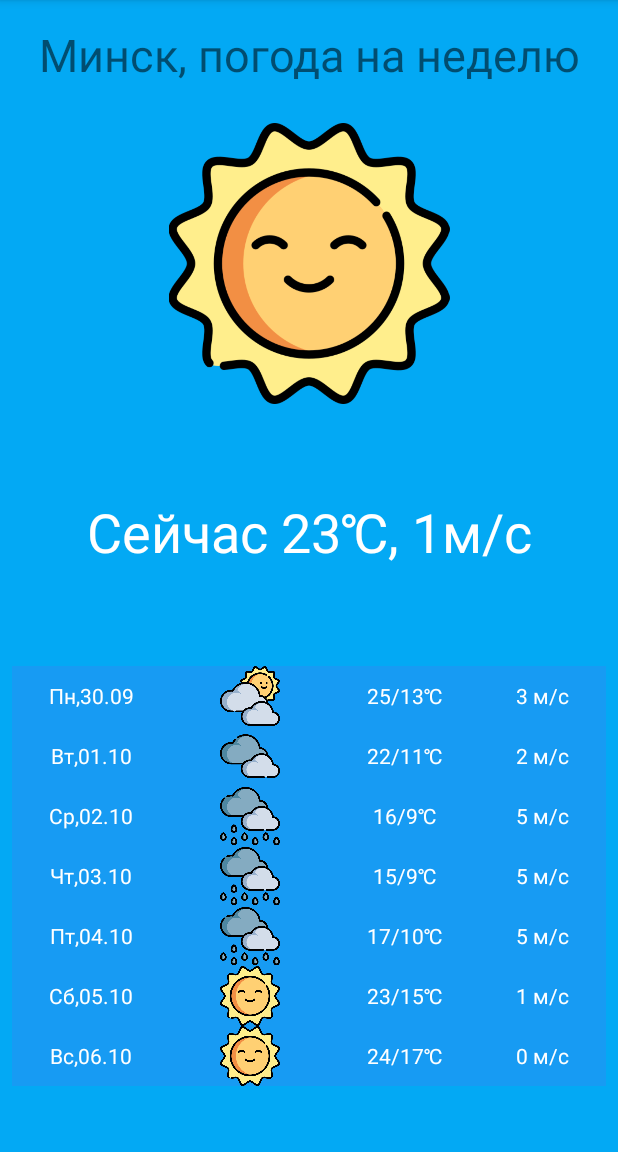
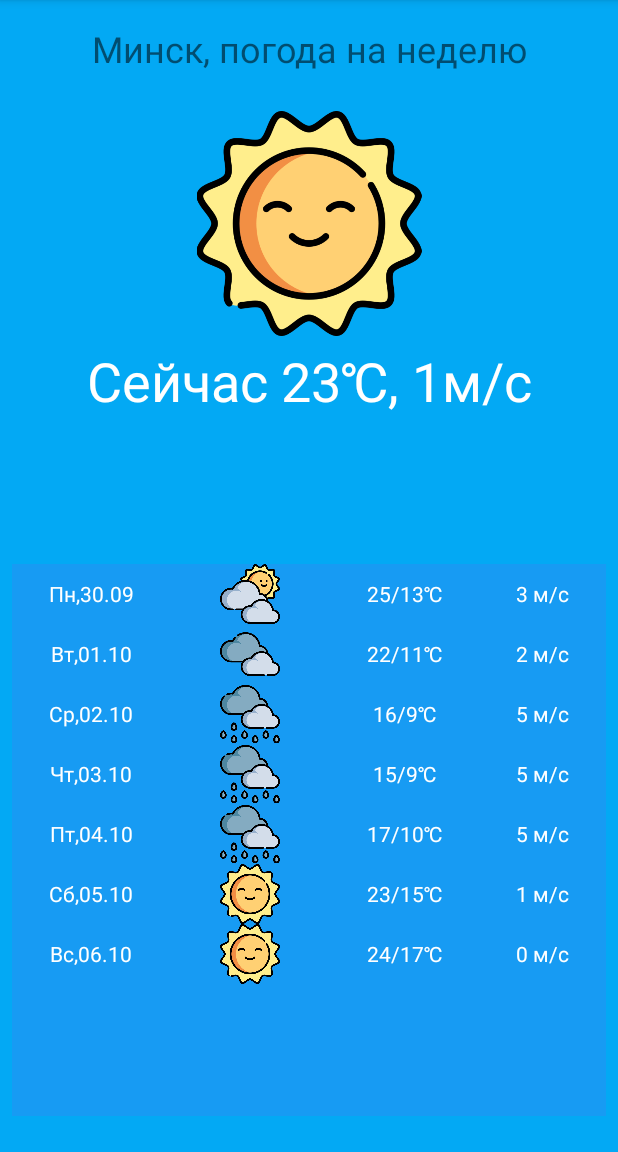
Before and after one commit to DimGro/Lab1-2, an Android app: the screen it shows after launch (MainActivity), on a phone screen of 412 x 824 dp, the part 84-1236 px from its top. Run offline under Robolectric (Android 15) with nearby library versions, the phone set to English and light mode, and no system bars.

Commit message:
Исправилено съезжание текста

```diff
--- a/app/src/main/res/layout/activity_main.xml
+++ b/app/src/main/res/layout/activity_main.xml
@@ -35,12 +35,12 @@
                 android:layout_marginBottom="20dp"
                 android:gravity="center"
                 android:text="Минск, погода на неделю"
-                android:textSize="30sp" />
+                android:textSize="24sp" />
 
             <ImageView
                 android:id="@+id/imageView2"
                 android:layout_width="wrap_content"
-                android:layout_height="187dp"
+                android:layout_height="150dp"
                 android:layout_marginTop="5dp"
                 android:layout_marginBottom="5dp"
                 app:srcCompat="@drawable/sunny" />
@@ -48,9 +48,8 @@
             <TextView
                 android:id="@+id/weatherNow"
                 android:layout_width="match_parent"
-                android:layout_height="0dp"
+                android:layout_height="wrap_content"
                 android:layout_marginBottom="10dp"
-                android:layout_weight="1"
                 android:gravity="center"
                 android:text="@string/weatherNow"
                 android:textColor="#FFFFFF"
@@ -60,8 +59,7 @@
         <TableLayout
             android:layout_width="match_parent"
             android:layout_height="wrap_content"
-            android:layout_marginBottom="20dp"
-            android:layout_weight="0"
+            android:layout_weight="1"
             android:background="#AB2196F3">
 
             <TableRow
```
